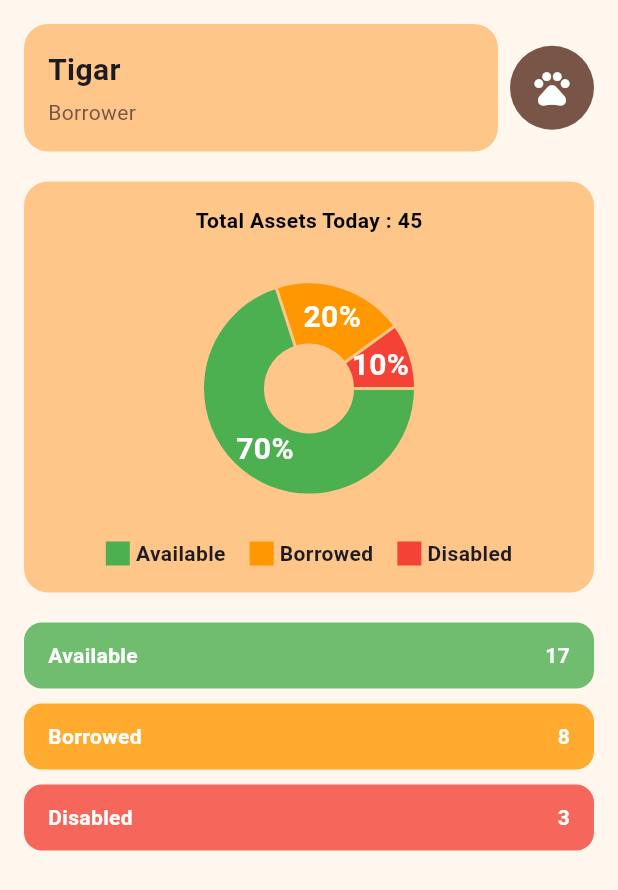
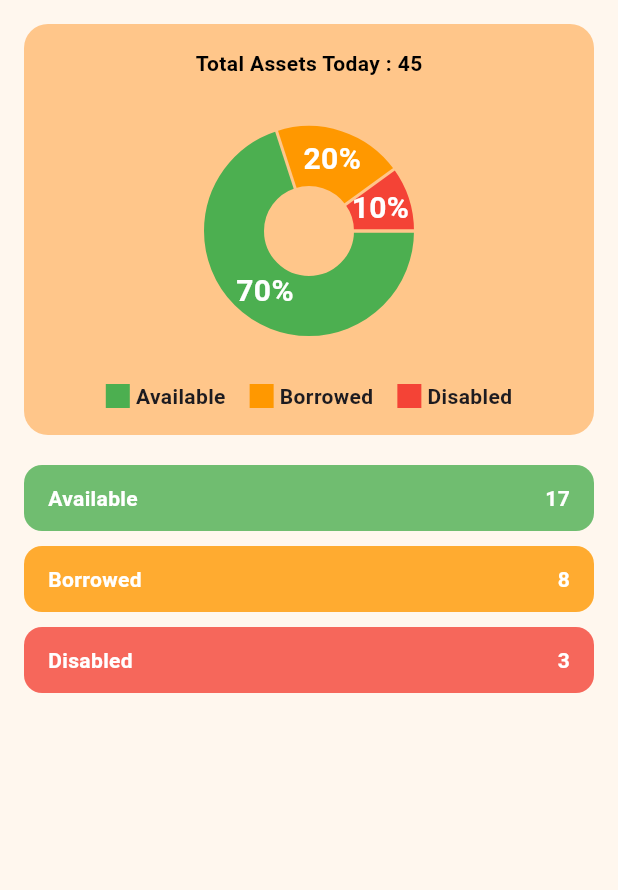
Before and after one commit to kimmysoybad404/project_mobile, a Flutter app: the screen it shows after launch, on a phone screen of 412 x 824 dp. Shown: the top 890 px of the screen. Run offline on Flutter 3.47's test engine with Material 3 defaults, Android fonts, the light colour scheme and no system bars; drawn by our look-alikes of fl_chart; our stand-ins replace animated_notch_bottom_bar.

Commit message:
Edit Demo : remove appbar dashboard

```diff
--- a/lib/Borrower/dashboard_page.dart
+++ b/lib/Borrower/dashboard_page.dart
@@ -20,50 +20,7 @@ class _DashboardPageState extends State<DashboardPage> {
             crossAxisAlignment: CrossAxisAlignment.center,
             children: [
               // 🟧 Header Row (Box + Avatar)
-              Row(
-                crossAxisAlignment: CrossAxisAlignment.center,
-                children: [
-                  // 🟠 Name Box (Tigar, Borrower)
-                  Expanded(
-                    flex: 7,
-                    child: Container(
-                      decoration: BoxDecoration(
-                        color: const Color(0xFFFFC68A),
-                        borderRadius: BorderRadius.circular(16),
-                      ),
-                      padding: const EdgeInsets.all(16),
-                      child: const Column(
-                        crossAxisAlignment: CrossAxisAlignment.start,
-                        children: [
-                          Text(
-                            "Tigar",
-                            style: TextStyle(
-                              fontSize: 20,
-                              fontWeight: FontWeight.bold,
-                            ),
-                          ),
-                          SizedBox(height: 4),
-                          Text(
-                            "Borrower",
-                            style: TextStyle(color: Colors.brown),
-                          ),
-                        ],
-                      ),
-                    ),
-                  ),
 
-                  // 🟤 Add small horizontal spacing (closer than before)
-                  const SizedBox(width: 8),
-
-                  // 🟤 Avatar outside box but close
-                  const CircleAvatar(
-                    radius: 28,
-                    backgroundColor: Colors.brown,
-                    child: Icon(Icons.pets, color: Colors.white, size: 28),
-                  ),
-                ],
-              ),
-              const SizedBox(height: 20),
 
               // 🟧 Pie Chart Section
               Container(
```
